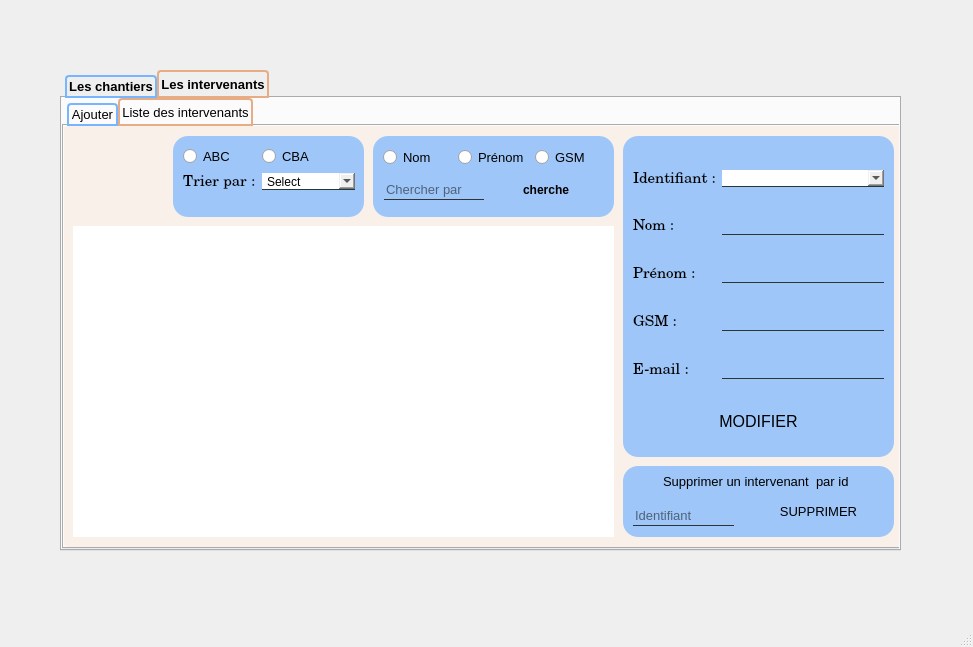
ghezal0n/Projet-c-, file mainwindow.ui: the form before one commit.
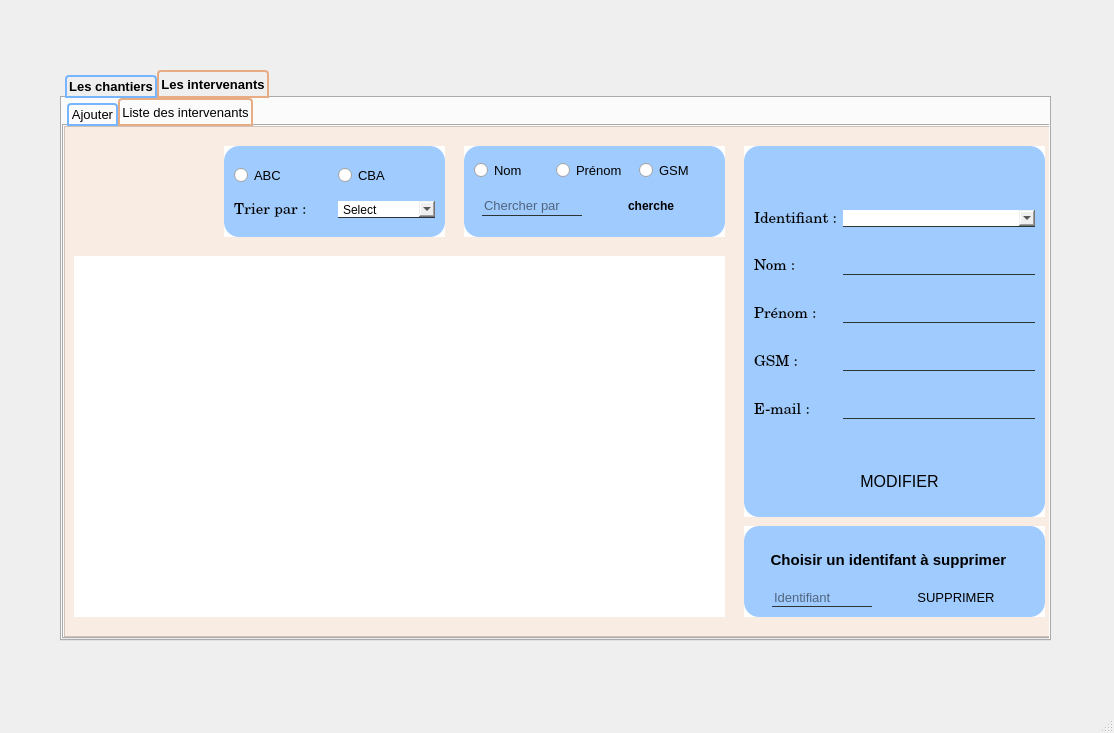
The form after the commit. The open tabs and pages were chosen to show the change. Icons and pictures are not drawn.

Patch:
```diff
--- a/mainwindow.ui
+++ b/mainwindow.ui
@@ -6,8 +6,8 @@
    <rect>
     <x>0</x>
     <y>0</y>
-    <width>973</width>
-    <height>647</height>
+    <width>1114</width>
+    <height>733</height>
    </rect>
   </property>
   <property name="windowTitle">
@@ -17,7 +17,8 @@
    <bool>false</bool>
   </property>
   <property name="styleSheet">
-   <string notr="true">QTabWidget::pane { /* The tab widget frame */
+   <string notr="true">border-image: url(:/images/HEAD-_5BUpdate_5D_Top_4_AutoCAD_Alternatives_Hero_-_notext_-_880x440.png);
+QTabWidget::pane { /* The tab widget frame */
     /* border-top: 2px solid #FFFFFF;*/
  }
 
@@ -39,6 +40,7 @@
      padding: 2px;
  }
 
+
 QTabBar::tab:hover {
   border-color: #FFFFFF;
  }
@@ -57,11 +59,16 @@
      margin-top: 5px; /* make non-selected tabs look smaller */
  }
 
-QFrame#frame,#frame_3,#frame_5,#frame_6,#frame_12{
+QFrame#frame_3,#frame_5,#frame_12{
+background:rgba(247,229,217,0.7);
+/*border-radius:5px;*/
+}
+QFrame#frame,#frame_6{
 background:rgba(247,229,217,0.5);
-border-radius:5px;
+/*border-radius:5px;*/
 }
 
+
 QFrame#frame_2,#frame_4,#frame1_3,#frame1,#frame_7,#frame1_4,#frame_8,#frame_9,#frame_10,#frame_11{
 background:rgba(119,181,254,0.7);
 
@@ -76,12 +83,13 @@
 border-bottom:1px solid #2d3436;
 }
 QPushButton{
-/*background:  rgba(119,181,254,0.5);*/
+
 background:   qlineargradient(x1: 0, y1: 0, x2: 0, y2: 1,
                                  stop: 0  #77b5fe, stop: 0.4 #5da7fe,
                                  stop: 0.5#4399fe, stop: 1.0#1b83fe);
 border-radius:20px;
 border-radius:15px;
+border: none;
 
 }
 
@@ -110,8 +118,8 @@
      <rect>
       <x>60</x>
       <y>70</y>
-      <width>841</width>
-      <height>481</height>
+      <width>991</width>
+      <height>571</height>
      </rect>
     </property>
     <property name="font">
@@ -318,6 +326,33 @@
            <string>AJOUTER</string>
           </property>
          </widget>
+         <widget class="QLabel" name="label_67">
+          <property name="geometry">
+           <rect>
+            <x>120</x>
+            <y>20</y>
+            <width>211</width>
+            <height>41</height>
+           </rect>
+          </property>
+          <property name="font">
+           <font>
+            <pointsize>14</pointsize>
+            <weight>75</weight>
+            <bold>true</bold>
+           </font>
+          </property>
+          <property name="styleSheet">
+           <string notr="true">QLabel{
+color: black;
+
+border: none;
+}</string>
+          </property>
+          <property name="text">
+           <string>Remplis ce formulaire</string>
+          </property>
+         </widget>
         </widget>
         <widget class="QGraphicsView" name="graphicsView">
          <property name="geometry">
@@ -959,8 +994,8 @@
        <rect>
         <x>0</x>
         <y>0</y>
-        <width>841</width>
-        <height>451</height>
+        <width>991</width>
+        <height>541</height>
        </rect>
       </property>
       <property name="font">
@@ -1168,10 +1203,10 @@
        <widget class="QFrame" name="frame_5">
         <property name="geometry">
          <rect>
-          <x>-1</x>
+          <x>0</x>
           <y>0</y>
-          <width>841</width>
-          <height>421</height>
+          <width>991</width>
+          <height>511</height>
          </rect>
         </property>
         <property name="frameShape">
@@ -1183,10 +1218,10 @@
         <widget class="QFrame" name="frame1_4">
          <property name="geometry">
           <rect>
-           <x>560</x>
-           <y>340</y>
-           <width>271</width>
-           <height>71</height>
+           <x>680</x>
+           <y>400</y>
+           <width>301</width>
+           <height>91</height>
           </rect>
          </property>
          <property name="frameShape">
@@ -1195,77 +1230,90 @@
          <property name="frameShadow">
           <enum>QFrame::Raised</enum>
          </property>
-         <widget class="QLabel" name="label_67">
+         <widget class="QWidget" name="verticalLayoutWidget_5">
           <property name="geometry">
            <rect>
-            <x>40</x>
-            <y>0</y>
-            <width>221</width>
-            <height>31</height>
+            <x>10</x>
+            <y>10</y>
+            <width>281</width>
+            <height>71</height>
            </rect>
           </property>
-          <property name="font">
-           <font>
-            <pointsize>10</pointsize>
-            <weight>50</weight>
-            <bold>false</bold>
-           </font>
-          </property>
-          <property name="styleSheet">
-           <string notr="true">QLabel{
+          <layout class="QVBoxLayout" name="verticalLayout_6">
+           <item>
+            <widget class="QLabel" name="label_66">
+             <property name="font">
+              <font>
+               <pointsize>11</pointsize>
+               <weight>75</weight>
+               <bold>true</bold>
+              </font>
+             </property>
+             <property name="styleSheet">
+              <string notr="true">QLabel{
 color: black;
 
 border: none;
 }</string>
-          </property>
-          <property name="text">
-           <string>Supprimer un intervenant  par id</string>
-          </property>
-         </widget>
-         <widget class="QLineEdit" name="lineEdit_23">
-          <property name="geometry">
-           <rect>
-            <x>10</x>
-            <y>40</y>
-            <width>101</width>
-            <height>20</height>
-           </rect>
-          </property>
-          <property name="placeholderText">
-           <string>Identifiant</string>
-          </property>
-         </widget>
-         <widget class="QPushButton" name="supprimerchantier_3">
-          <property name="geometry">
-           <rect>
-            <x>130</x>
-            <y>30</y>
-            <width>131</width>
-            <height>31</height>
-           </rect>
-          </property>
-          <property name="text">
-           <string>SUPPRIMER</string>
-          </property>
+             </property>
+             <property name="text">
+              <string>    Choisir un identifant à supprimer</string>
+             </property>
+            </widget>
+           </item>
+           <item>
+            <layout class="QHBoxLayout" name="horizontalLayout_6">
+             <item>
+              <widget class="QLineEdit" name="lineEdit_23">
+               <property name="maximumSize">
+                <size>
+                 <width>100</width>
+                 <height>16777215</height>
+                </size>
+               </property>
+               <property name="text">
+                <string/>
+               </property>
+               <property name="placeholderText">
+                <string>Identifiant </string>
+               </property>
+              </widget>
+             </item>
+             <item>
+              <widget class="QPushButton" name="supprimerchantier_3">
+               <property name="maximumSize">
+                <size>
+                 <width>120</width>
+                 <height>16777215</height>
+                </size>
+               </property>
+               <property name="text">
+                <string>SUPPRIMER</string>
+               </property>
+              </widget>
+             </item>
+            </layout>
+           </item>
+          </layout>
          </widget>
         </widget>
         <widget class="QTableView" name="tabcha">
          <property name="geometry">
           <rect>
            <x>10</x>
-           <y>100</y>
-           <width>541</width>
-           <height>311</height>
+           <y>130</y>
+           <width>651</width>
+           <height>361</height>
           </rect>
          </property>
         </widget>
         <widget class="QFrame" name="frame_7">
          <property name="geometry">
           <rect>
-           <x>560</x>
-           <y>10</y>
-           <width>271</width>
-           <height>321</height>
+           <x>680</x>
+           <y>20</y>
+           <width>301</width>
+           <height>371</height>
           </rect>
          </property>
          <property name="frameShape">
@@ -1278,8 +1326,8 @@
           <property name="geometry">
            <rect>
             <x>10</x>
-            <y>10</y>
-            <width>251</width>
+            <y>40</y>
+            <width>281</width>
             <height>261</height>
            </rect>
           </property>
@@ -1385,8 +1433,8 @@
          <widget class="QPushButton" name="modifierchantier_3">
           <property name="geometry">
            <rect>
-            <x>60</x>
-            <y>270</y>
+            <x>80</x>
+            <y>320</y>
             <width>151</width>
             <height>31</height>
            </rect>
@@ -1407,9 +1455,9 @@
          <property name="geometry">
           <rect>
            <x>10</x>
-           <y>100</y>
-           <width>541</width>
-           <height>311</height>
+           <y>130</y>
+           <width>651</width>
+           <height>361</height>
           </rect>
          </property>
          <property name="styleSheet">
@@ -1423,10 +1471,10 @@
         <widget class="QFrame" name="frame_9">
          <property name="geometry">
           <rect>
-           <x>310</x>
-           <y>10</y>
-           <width>241</width>
-           <height>81</height>
+           <x>400</x>
+           <y>20</y>
+           <width>261</width>
+           <height>91</height>
           </rect>
          </property>
          <property name="frameShape">
@@ -1440,8 +1488,8 @@
            <rect>
             <x>10</x>
             <y>10</y>
-            <width>221</width>
-            <height>61</height>
+            <width>241</width>
+            <height>71</height>
            </rect>
           </property>
           <layout class="QVBoxLayout" name="verticalLayout_2">
@@ -1513,10 +1561,10 @@
         <widget class="QPushButton" name="pushButton_6">
          <property name="geometry">
           <rect>
-           <x>0</x>
+           <x>40</x>
            <y>10</y>
-           <width>51</width>
-           <height>41</height>
+           <width>71</width>
+           <height>51</height>
           </rect>
          </property>
          <property name="styleSheet">
@@ -1527,13 +1575,70 @@
 background-repeat: none;</string>
          </property>
         </widget>
+        <widget class="QGraphicsView" name="graphicsView_5">
+         <property name="geometry">
+          <rect>
+           <x>680</x>
+           <y>20</y>
+           <width>301</width>
+           <height>371</height>
+          </rect>
+         </property>
+         <property name="styleSheet">
+          <string notr="true">
+border-image: url(:/images/Chantier_Numerique.jpg);
+border-radius:15px;</string>
+         </property>
+        </widget>
+        <widget class="QGraphicsView" name="graphicsView_10">
+         <property name="geometry">
+          <rect>
+           <x>680</x>
+           <y>400</y>
+           <width>301</width>
+           <height>91</height>
+          </rect>
+         </property>
+         <property name="styleSheet">
+          <string notr="true">border-image: url(:/images/delete.jpg);border-radius:15px;</string>
+         </property>
+        </widget>
+        <widget class="QGraphicsView" name="graphicsView_11">
+         <property name="geometry">
+          <rect>
+           <x>400</x>
+           <y>20</y>
+           <width>261</width>
+           <height>91</height>
+          </rect>
+         </property>
+         <property name="styleSheet">
+          <string notr="true">
+border-image: url(:/images/GettyImages-1047578412-692fa117cf86450287d8873eeb1a95c8-aa8d654cec814174a9e07bdae85a1eb7.jpg);
+border-radius:15px;</string>
+         </property>
+        </widget>
+        <widget class="QGraphicsView" name="graphicsView_12">
+         <property name="geometry">
+          <rect>
+           <x>160</x>
+           <y>20</y>
+           <width>221</width>
+           <height>91</height>
+          </rect>
+         </property>
+         <property name="styleSheet">
+          <string notr="true">border-radius:15px;
+border-image: url(:/images/c374bcf2af1deeee10fa2281c5c9b1cc.jpg);</string>
+         </property>
+        </widget>
         <widget class="QFrame" name="frame_11">
          <property name="geometry">
           <rect>
-           <x>110</x>
-           <y>10</y>
-           <width>191</width>
-           <height>81</height>
+           <x>160</x>
+           <y>20</y>
+           <width>221</width>
+           <height>91</height>
           </rect>
          </property>
          <property name="frameShape">
@@ -1547,68 +1652,76 @@
            <rect>
             <x>10</x>
             <y>10</y>
-            <width>172</width>
-            <height>61</height>
+            <width>201</width>
+            <height>71</height>
            </rect>
           </property>
-          <layout class="QFormLayout" name="formLayout_3">
-           <item row="1" column="0">
-            <widget class="QLabel" name="label_12">
-             <property name="font">
-              <font>
-               <family>Century</family>
-               <pointsize>11</pointsize>
-              </font>
-             </property>
-             <property name="text">
-              <string>Trier par :</string>
-             </property>
-            </widget>
+          <layout class="QVBoxLayout" name="verticalLayout_7">
+           <item>
+            <layout class="QHBoxLayout" name="horizontalLayout_12">
+             <item>
+              <widget class="QRadioButton" name="radioButton_13">
+               <property name="text">
+                <string>ABC</string>
+               </property>
+              </widget>
+             </item>
+             <item>
+              <widget class="QRadioButton" name="radioButton_12">
+               <property name="text">
+                <string>CBA</string>
+               </property>
+              </widget>
+             </item>
+            </layout>
            </item>
-           <item row="1" column="1">
-            <widget class="QComboBox" name="comboBox_4">
-             <property name="layoutDirection">
-              <enum>Qt::LeftToRight</enum>
-             </property>
-             <property name="styleSheet">
-              <string notr="true">QComboBox{
+           <item>
+            <layout class="QHBoxLayout" name="horizontalLayout_8">
+             <item>
+              <widget class="QLabel" name="label_12">
+               <property name="font">
+                <font>
+                 <family>Century</family>
+                 <pointsize>11</pointsize>
+                </font>
+               </property>
+               <property name="text">
+                <string>Trier par :</string>
+               </property>
+              </widget>
+             </item>
+             <item>
+              <widget class="QComboBox" name="comboBox_4">
+               <property name="layoutDirection">
+                <enum>Qt::LeftToRight</enum>
+               </property>
+               <property name="styleSheet">
+                <string notr="true">QComboBox{
 border:none;
 border-bottom:1px solid #2d3436;
 }
 QComboBox::hover{
 background: rgba(119,181,254,0.5);
 }</string>
-             </property>
-             <item>
-              <property name="text">
-               <string>Select</string>
-              </property>
+               </property>
+               <item>
+                <property name="text">
+                 <string>Select</string>
+                </property>
+               </item>
+               <item>
+                <property name="text">
+                 <string>Nom</string>
+                </property>
+               </item>
+               <item>
+                <property name="text">
+                 <string>Prénom</string>
+                </property>
+               </item>
+              </widget>
              </item>
-             <item>
-              <property name="text">
-               <string>Nom</string>
-              </property>
-             </item>
-             <item>
-              <property name="text">
-               <string>Prénom</string>
-              </property>
-             </item>
-            </widget>
-           </item>
-           <item row="0" column="1">
-            <widget class="QRadioButton" name="radioButton_12">
-             <property name="text">
-              <string>CBA</string>
-             </property>
-            </widget>
-           </item>
-           <item row="0" column="0">
-            <widget class="QRadioButton" name="radioButton_13">
-             <property name="text">
-              <string>ABC</string>
-             </property>
-            </widget>
+            </layout>
            </item>
           </layout>
          </widget>
@@ -1628,7 +1741,7 @@
    <widget class="QPushButton" name="pushButton_4">
     <property name="geometry">
      <rect>
-      <x>900</x>
+      <x>1030</x>
       <y>0</y>
       <width>71</width>
       <height>61</height>
```
Left out of the diff: 732 changed lines with no effect on the pictures.
